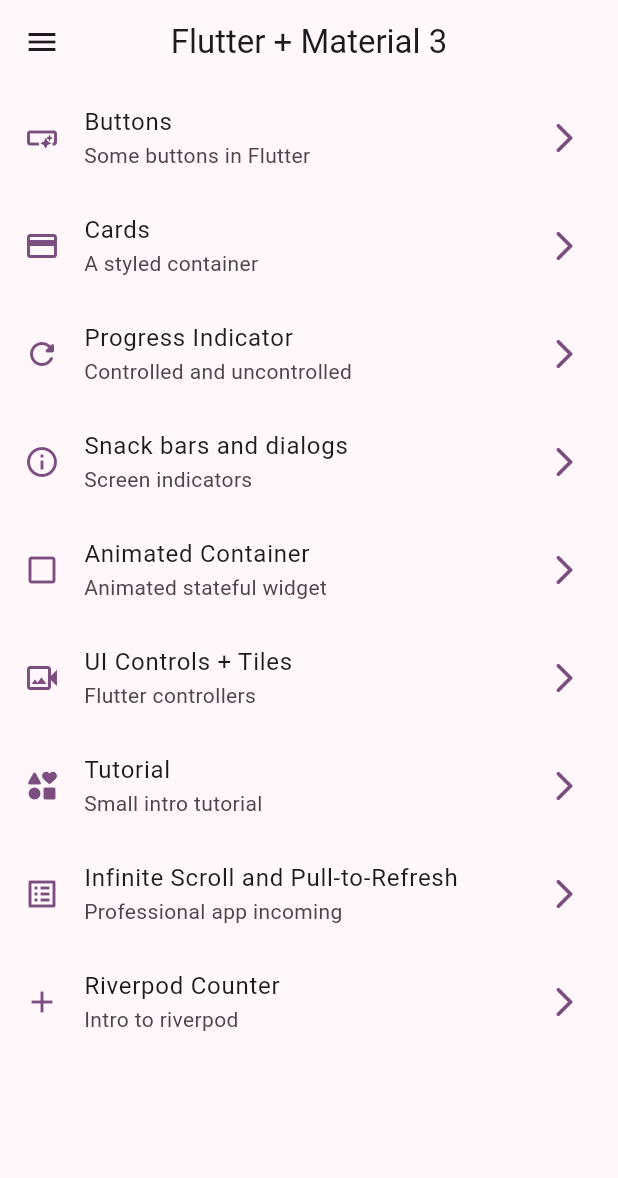
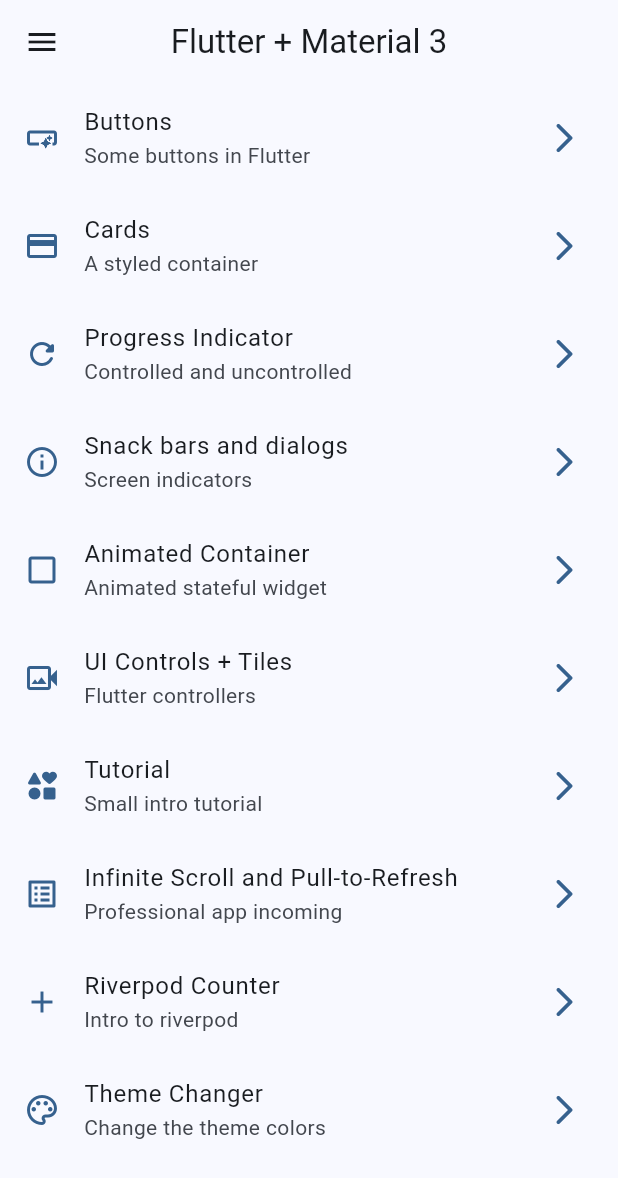
Before and after one commit to dreyescabrera/flutter-apps, a Flutter app: the screen it shows after launch, on a phone screen of 412 x 824 dp. Shown: the top 1178 px of the screen. Run offline on Flutter 3.47's test engine with Material 3 defaults, Android fonts, the phone set to English and light mode, and no system bars; our stand-ins replace animate_do, confetti, dio, flutter_riverpod, go_router, video_player.

Commit message:
Add theme changer on Widgets App

```diff
--- a/widgets_app/lib/config/menu/menu_items.dart
+++ b/widgets_app/lib/config/menu/menu_items.dart
@@ -60,4 +60,9 @@ const appMenuItems = <MenuItem>[
       subTitle: 'Intro to riverpod',
       url: AppRouter.riverpod,
       icon: Icons.add),
+  MenuItem(
+      title: 'Theme Changer',
+      subTitle: 'Change the theme colors',
+      url: AppRouter.themeChanger,
+      icon: Icons.color_lens_outlined),
 ];
--- a/widgets_app/lib/config/router/app_router.dart
+++ b/widgets_app/lib/config/router/app_router.dart
@@ -8,6 +8,7 @@ import 'package:widgets_app/presentation/screens/home/home_screen.dart';
 import 'package:widgets_app/presentation/screens/infinite_scroll/infinite_scroll_screen.dart';
 import 'package:widgets_app/presentation/screens/progress/progress_screen.dart';
 import 'package:widgets_app/presentation/screens/snackbar/snackbar_screen.dart';
+import 'package:widgets_app/presentation/screens/theme_changer/theme_changer_screen.dart';
 import 'package:widgets_app/presentation/screens/ui_controls/ui_controls_screen.dart';
 
 class AppRouter {
@@ -21,6 +22,7 @@ class AppRouter {
   static const tutorial = '/tutorial';
   static const infiniteScroll = '/infiniteScroll';
   static const riverpod = '/riverpod';
+  static const themeChanger = '/themeChanger';
 
   static GoRouter router = GoRouter(
     initialLocation: '/',
@@ -65,6 +67,10 @@ class AppRouter {
         path: riverpod,
         builder: (context, state) => const CounterScreen(),
       ),
+      GoRoute(
+        path: themeChanger,
+        builder: (context, state) => const ThemeChangerScreen(),
+      ),
     ],
   );
 }
--- a/widgets_app/lib/config/theme/app_theme.dart
+++ b/widgets_app/lib/config/theme/app_theme.dart
@@ -11,14 +11,20 @@ const colorsList = <Color>[
 
 class AppTheme {
   final int selectedColor;
+  final bool isDarkTheme;
 
-  AppTheme({this.selectedColor = 0})
+  AppTheme({this.selectedColor = 0, this.isDarkTheme = false})
       : assert(selectedColor >= 0 || selectedColor < colorsList.length,
             'Selected color must be greater than zero and lower than ${colorsList.length - 1}');
 
   ThemeData getTheme() => ThemeData(
         useMaterial3: true,
+        brightness: isDarkTheme ? Brightness.dark : Brightness.light,
         colorSchemeSeed: colorsList[selectedColor],
         appBarTheme: const AppBarTheme(centerTitle: true),
       );
+
+  AppTheme copyWith({int? selectedColor, bool? isDarkTheme}) => AppTheme(
+      selectedColor: selectedColor ?? this.selectedColor,
+      isDarkTheme: isDarkTheme ?? this.isDarkTheme);
 }
--- a/widgets_app/lib/main.dart
+++ b/widgets_app/lib/main.dart
@@ -1,7 +1,7 @@
 import 'package:flutter/material.dart';
 import 'package:flutter_riverpod/flutter_riverpod.dart';
 import 'package:widgets_app/config/router/app_router.dart';
-import 'package:widgets_app/config/theme/app_theme.dart';
+import 'package:widgets_app/presentation/providers/theme_provider.dart';
 
 void main() {
   runApp(const ProviderScope(
@@ -9,15 +9,17 @@ void main() {
   ));
 }
 
-class MainApp extends StatelessWidget {
+class MainApp extends ConsumerWidget {
   const MainApp({super.key});
 
   @override
-  Widget build(BuildContext context) {
+  Widget build(BuildContext context, ref) {
+    final appTheme = ref.watch(themeNotifierProvider);
+
     return MaterialApp.router(
       title: 'Flutter Widgets',
       routerConfig: AppRouter.router,
-      theme: AppTheme(selectedColor: 4).getTheme(),
+      theme: appTheme.getTheme(),
       debugShowCheckedModeBanner: false,
     );
   }
```
Also changed, not shown: widgets_app/lib/presentation/providers/theme_provider.dart (added, +19 -0 lines), widgets_app/lib/presentation/screens/counter/counter_screen.dart (+5 -2 lines), widgets_app/lib/presentation/screens/theme_changer/theme_changer_screen.dart (added, +57 -0 lines).
